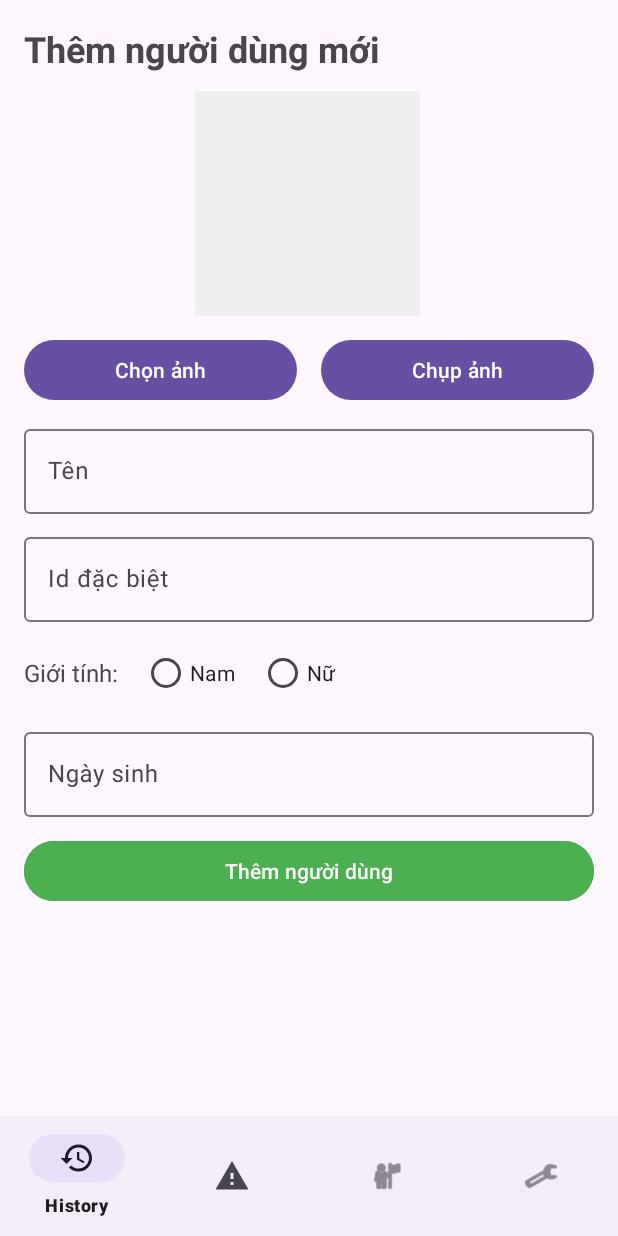
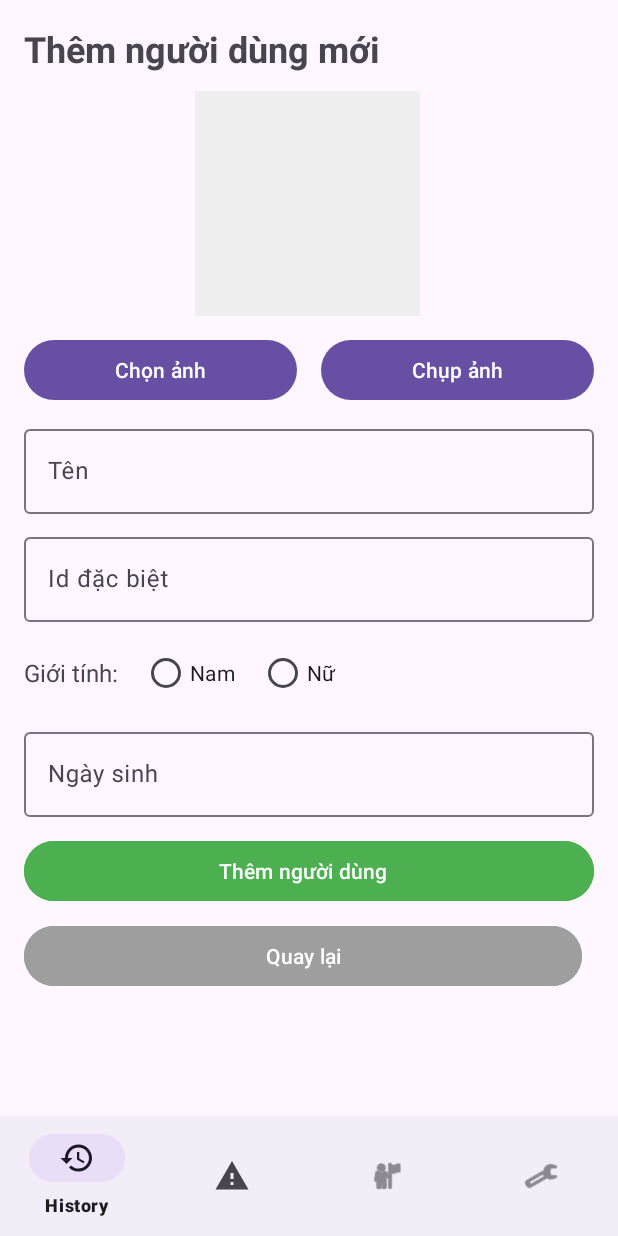
Before and after one commit to chnle3012/app_iot, an Android app: the AddEditPersonFragment screen opened through its navigation route, on a phone screen of 412 x 824 dp. Run offline under Robolectric (Android 15) with nearby library versions, the phone set to English and light mode, and no system bars; our stand-ins replace navigation-ui; pictures from the network do not load.

```diff
--- a/app/build.gradle.kts
+++ b/app/build.gradle.kts
@@ -67,4 +67,6 @@ dependencies {
     testImplementation(libs.junit)
     androidTestImplementation(libs.ext.junit)
     androidTestImplementation(libs.espresso.core)
+
+    implementation("com.google.mediapipe:tasks-vision:0.10.10")
 }
--- a/app/src/main/res/layout/fragment_add_edit_person.xml
+++ b/app/src/main/res/layout/fragment_add_edit_person.xml
@@ -168,19 +168,17 @@
             android:drawableStart="@android:drawable/ic_menu_add"
             android:drawablePadding="8dp"
             android:paddingStart="16dp"
-            android:paddingEnd="16dp"
             android:backgroundTint="#4CAF50"
             app:layout_constraintTop_toBottomOf="@id/layout_birthday"
             app:layout_constraintStart_toStartOf="parent"
             app:layout_constraintEnd_toEndOf="parent" />
 
         <Button
-            android:id="@+id/btn_delete"
+            android:id="@+id/btn_save"
             android:layout_width="match_parent"
             android:layout_height="wrap_content"
             android:layout_marginTop="12dp"
-            android:text="Xóa"
-            android:backgroundTint="#F44336"
+            android:text="Lưu"
             app:layout_constraintTop_toBottomOf="@id/layout_birthday"
             app:layout_constraintStart_toStartOf="parent"
             app:layout_constraintEnd_toEndOf="parent" />
@@ -189,10 +187,10 @@
             android:id="@+id/layout_action_buttons"
             android:layout_width="match_parent"
             android:layout_height="wrap_content"
-            android:layout_marginTop="10dp"
+            android:layout_marginTop="66dp"
             android:orientation="horizontal"
             app:layout_constraintBottom_toBottomOf="parent"
-            app:layout_constraintTop_toBottomOf="@+id/btn_delete"
+            app:layout_constraintTop_toBottomOf="@+id/layout_birthday"
             app:layout_constraintVertical_bias="0.018"
             tools:layout_editor_absoluteX="16dp">
 
@@ -206,12 +204,13 @@
                 android:text="Quay lại" />
 
             <Button
-                android:id="@+id/btn_save"
+                android:id="@+id/btn_delete"
                 android:layout_width="0dp"
                 android:layout_height="wrap_content"
                 android:layout_marginStart="8dp"
                 android:layout_weight="1"
-                android:text="Lưu" />
+                android:backgroundTint="#F44336"
+                android:text="Xóa" />
         </LinearLayout>
 
         <ProgressBar
```
Also changed, not shown: app/src/main/java/com/example/btl_iot/ui/people/AddEditPersonFragment.java (+19 -1 lines), app/src/main/java/com/example/btl_iot/util/ImageValidationUtils.java (added, +101 -0 lines), 1 other file.
